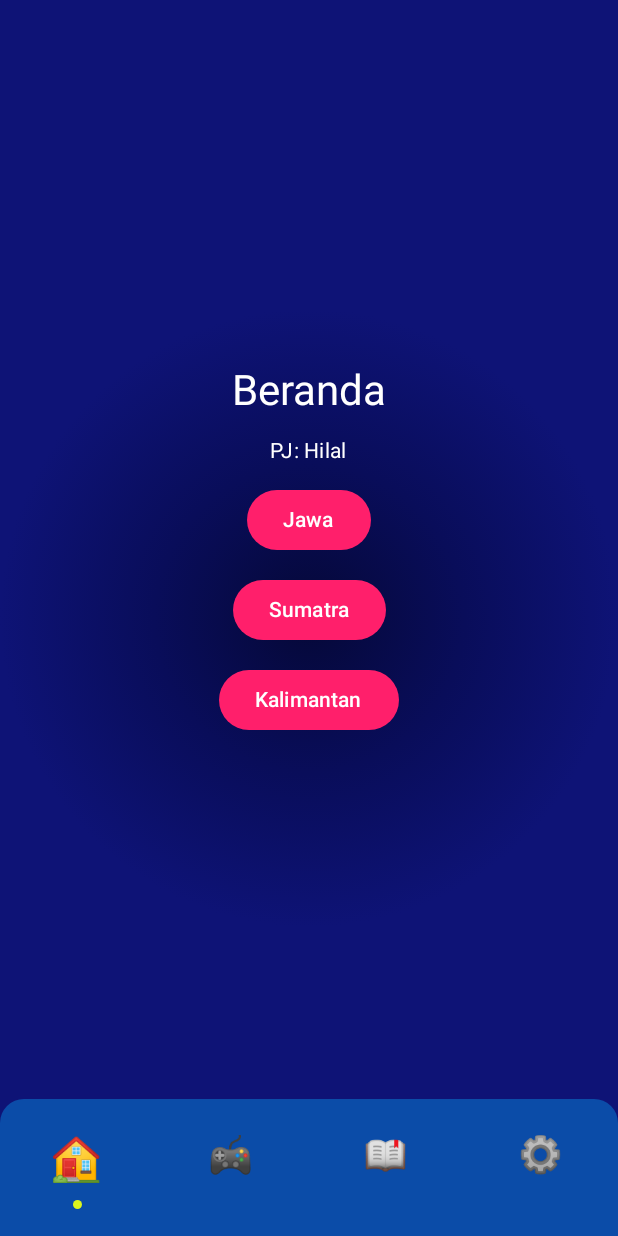
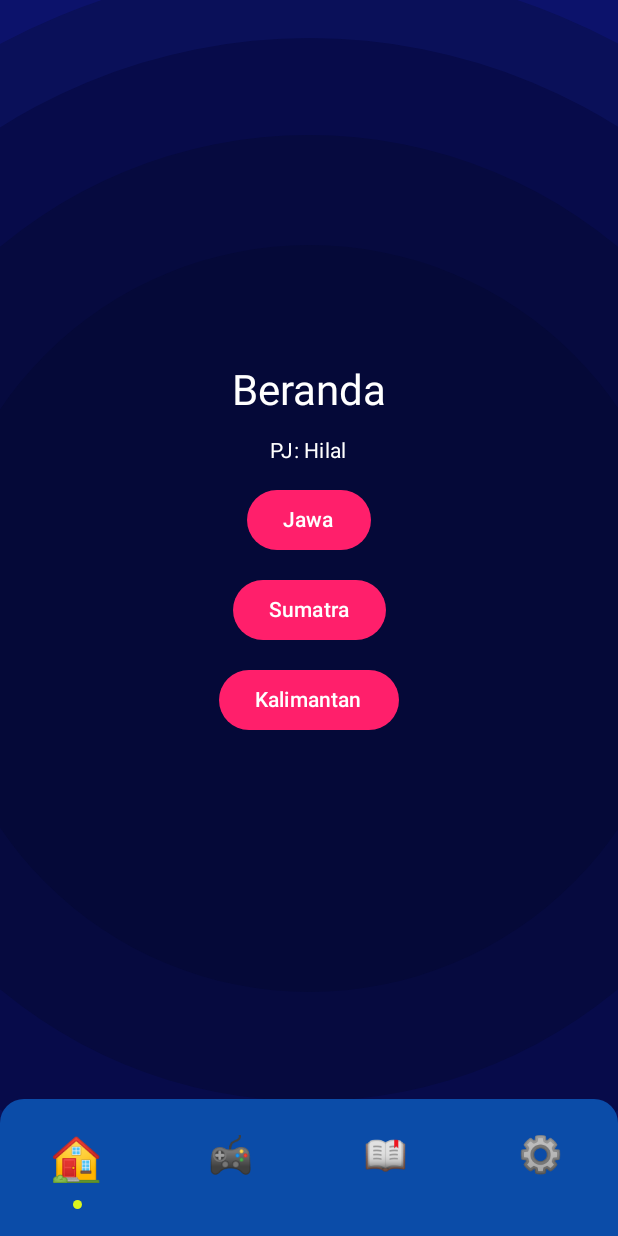
Before and after one commit to Zaidanalvi/LENTERA, an Android app built with Jetpack Compose: the composable LenteraApp shown on its own in the app's theme, on a phone screen of 412 x 824 dp. Run offline under Robolectric (Android 15) with nearby library versions, the phone set to English and light mode, and no system bars; our stand-ins replace Firebase (no records; nobody signed in at launch, a user with empty details on screens opened directly).

Commit message:
GANTI BG

```diff
--- a/app/src/main/java/com/kelompok8/lentera/core/ui/LenteraComponents.kt
+++ b/app/src/main/java/com/kelompok8/lentera/core/ui/LenteraComponents.kt
@@ -10,6 +10,7 @@ import androidx.compose.foundation.layout.fillMaxSize
 import androidx.compose.foundation.layout.fillMaxWidth
 import androidx.compose.foundation.layout.height
 import androidx.compose.foundation.layout.padding
+import androidx.compose.foundation.layout.requiredSize
 import androidx.compose.foundation.layout.size
 import androidx.compose.foundation.shape.RoundedCornerShape
 import androidx.compose.material3.Button
@@ -20,7 +21,9 @@ import androidx.compose.runtime.Composable
 import androidx.compose.ui.Alignment
 import androidx.compose.ui.Modifier
 import androidx.compose.ui.draw.clip
+import androidx.compose.ui.draw.drawBehind
 import androidx.compose.ui.graphics.Brush
+import androidx.compose.ui.graphics.Color
 import androidx.compose.ui.graphics.SolidColor
 import androidx.compose.ui.text.font.FontWeight
 import androidx.compose.ui.text.style.TextDecoration
@@ -34,9 +37,6 @@ import com.kelompok8.lentera.ui.theme.FieldBorder
 import com.kelompok8.lentera.ui.theme.LenteraLime
 import com.kelompok8.lentera.ui.theme.LenteraPink
 import com.kelompok8.lentera.ui.theme.NuesoModerno
-import com.kelompok8.lentera.ui.theme.NavyDeep
-import com.kelompok8.lentera.ui.theme.NavyLight
-import com.kelompok8.lentera.ui.theme.NavyMid
 import com.kelompok8.lentera.ui.theme.TextLight
 
 // Komponen visual bersama sesuai Figma. Silakan dipakai di halaman masing-masing
@@ -45,11 +45,60 @@ import com.kelompok8.lentera.ui.theme.TextLight
 @Composable
 fun LenteraBackground(modifier: Modifier = Modifier, content: @Composable BoxScope.() -> Unit) {
     Box(
-        modifier = modifier
-            .fillMaxSize()
-            .background(Brush.radialGradient(listOf(NavyDeep, NavyMid, NavyLight))),
-        content = content
-    )
+        modifier = modifier.fillMaxSize()
+    ) {
+        Box(
+            modifier = Modifier
+                .background(color = Color(0xFF0C126B))
+                .fillMaxSize(),
+            contentAlignment = Alignment.Center
+        ) {
+            Box(
+                modifier = Modifier
+                    .requiredSize(870.dp)
+                    .drawBehind {
+                        drawCircle(
+                            color = Color(0xFF0A1059),
+                            radius = size.minDimension / 2
+                        )
+                    }
+            )
+            Box(
+                modifier = Modifier
+                    .requiredSize(774.dp)
+                    .drawBehind {
+                        drawCircle(
+                            color = Color(0xFF070B4A),
+                            radius = size.minDimension / 2
+                        )
+                    }
+            )
+            Box(
+                modifier = Modifier
+                    .requiredSize(644.dp)
+                    .drawBehind {
+                        drawCircle(
+                            color = Color(0xFF060A3F),
+                            radius = size.minDimension / 2
+                        )
+                    }
+            )
+            Box(
+                modifier = Modifier
+                    .requiredSize(498.dp)
+                    .drawBehind {
+                        drawCircle(
+                            color = Color(0xFF050938),
+                            radius = size.minDimension / 2
+                        )
+                    }
+            )
+        }
+        Box(
+            modifier = Modifier.fillMaxSize(),
+            content = content
+        )
+    }
 }
 
 // Sementara masih teks. Kalau logo PNG dari Figma sudah ada, ganti Text pertama dengan Image
--- a/app/src/main/java/com/kelompok8/lentera/ui/theme/Theme.kt
+++ b/app/src/main/java/com/kelompok8/lentera/ui/theme/Theme.kt
@@ -28,3 +28,6 @@ fun LENTERATheme(content: @Composable () -> Unit) {
         content = content
     )
 }
+
+@Composable
+fun LenteraTheme(content: @Composable () -> Unit) = LENTERATheme(content)
```
Also changed, not shown: app/src/main/java/com/kelompok8/lentera/ui/theme/Color.kt (line endings or trailing spaces).
